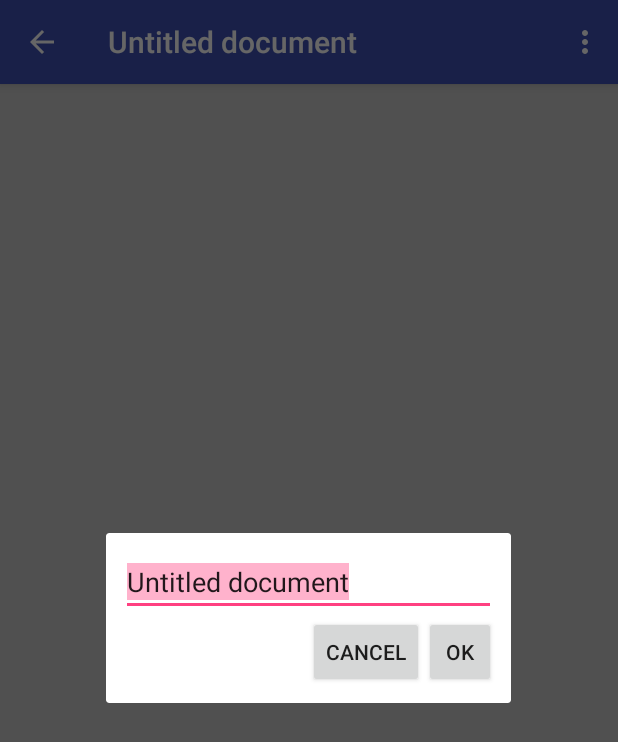
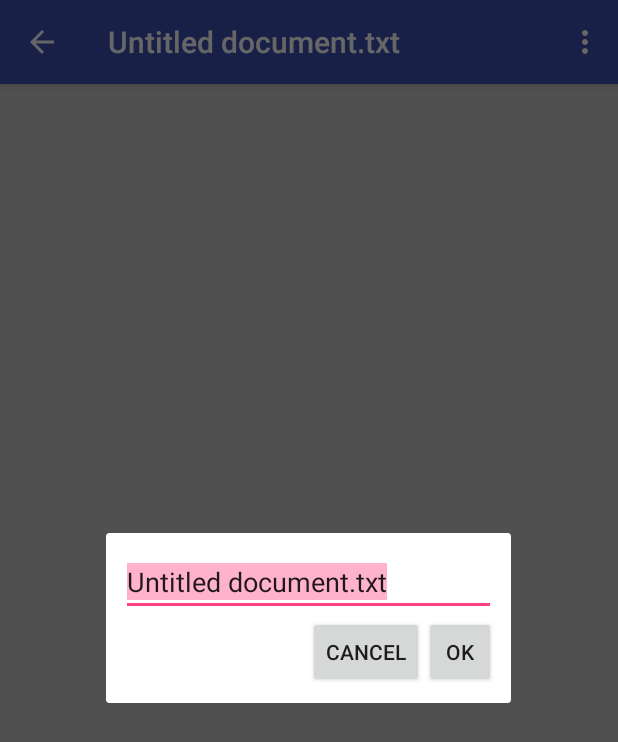
Before and after one commit to rkkr/drive-notepad, an Android app: the TextEditor screen opened directly, with no data from a screen before it, in the options menu, after a tap on "Rename", on a phone screen of 412 x 824 dp. Shown: the top 742 px of the screen. Run offline under Robolectric (Android 15) with nearby library versions, the light colour scheme and no system bars; 3 statements that could not run were skipped.

Commit message:
Kinetic scrolling

```diff
--- a/app/build.gradle
+++ b/app/build.gradle
@@ -8,8 +8,8 @@ android {
         applicationId "rkr.notepad.drive"
         minSdkVersion 15
         targetSdkVersion 26
-        versionCode 15
-        versionName "0.1.6"
+        versionCode 16
+        versionName "0.1.7"
     }
     buildTypes {
         release {
@@ -19,7 +19,6 @@ android {
 }
 
 dependencies {
-    //compile fileTree(dir: 'libs', include: ['*.jar'])
     compile 'com.google.android.gms:play-services-drive:11.8.0'
     compile 'com.android.support:recyclerview-v7:26.1.0'
     compile 'com.android.support:appcompat-v7:26.1.0'
--- a/app/src/main/java/rkr/notepad/drive/TextEditor.java
+++ b/app/src/main/java/rkr/notepad/drive/TextEditor.java
@@ -78,9 +78,9 @@ public class TextEditor extends BaseDriveActivity implements
         }
 
         //New file is being created
-        getSupportActionBar().setTitle("Untitled document");
+        getSupportActionBar().setTitle("Untitled document.txt");
         mFile = new File();
-        mFile.fileName = "Untitled document";
+        mFile.fileName = "Untitled document.txt";
 
         RegisterEditWatcher();
     }
--- a/app/src/main/res/layout/content_text_editor.xml
+++ b/app/src/main/res/layout/content_text_editor.xml
@@ -1,8 +1,9 @@
 <?xml version="1.0" encoding="utf-8"?>
-<LinearLayout
+<ScrollView
     xmlns:android="http://schemas.android.com/apk/res/android"
     xmlns:tools="http://schemas.android.com/tools"
     xmlns:app="http://schemas.android.com/apk/res-auto"
+
     android:layout_width="match_parent"
     android:layout_height="match_parent"
     app:layout_behavior="@string/appbar_scrolling_view_behavior"
@@ -13,14 +14,13 @@
     <EditText
         android:id="@+id/editText"
         android:layout_width="match_parent"
-        android:layout_height="match_parent"
+        android:layout_height="wrap_content"
         android:background="#00000000"
         android:fontFamily="monospace"
         android:gravity="start"
         android:inputType="textMultiLine"
         android:isScrollContainer="true"
-
         android:padding="5dp"
         android:text="" />
 
-</LinearLayout>
+</ScrollView>
```
Also changed, not shown: 1 other file.
